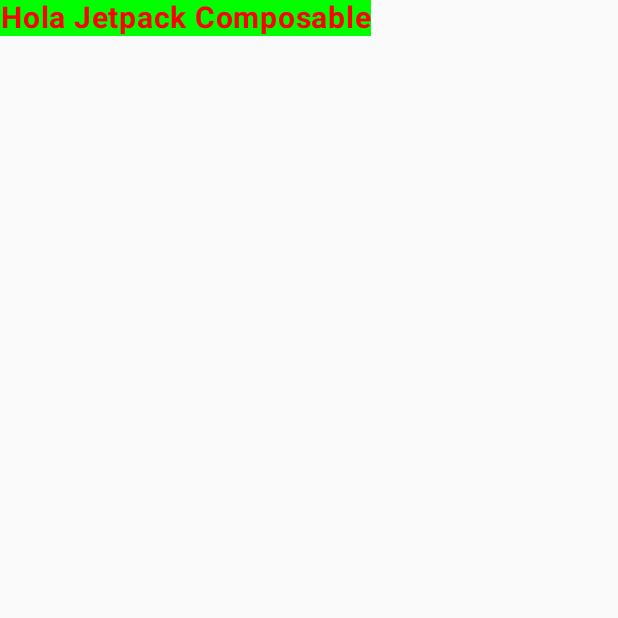
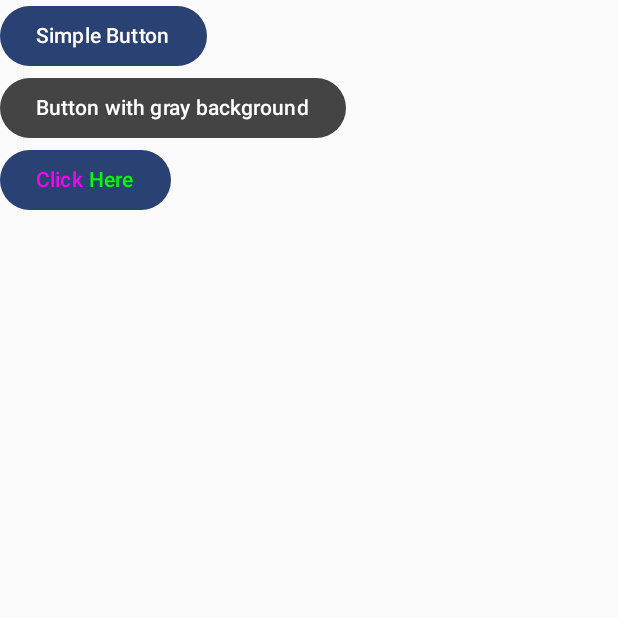
Before and after one commit to KarimeHdz/Practica1, an Android app built with Jetpack Compose: the screen it shows after launch (MainActivity), on a phone screen of 412 x 824 dp, the top half of it. Run offline under Robolectric (Android 15) with nearby library versions, the phone set to English and light mode, and no system bars.

Commit message:
Clase 12 de febrero 2025 Practica TextField

```diff
--- a/app/src/main/java/com/example/ejercicio1/MainActivity.kt
+++ b/app/src/main/java/com/example/ejercicio1/MainActivity.kt
@@ -4,9 +4,12 @@ import android.os.Bundle
 import androidx.activity.ComponentActivity
 import androidx.activity.compose.setContent
 import androidx.activity.enableEdgeToEdge
+import androidx.compose.foundation.Image
 import androidx.compose.foundation.background
+import androidx.compose.foundation.layout.Column
 import androidx.compose.foundation.layout.fillMaxSize
 import androidx.compose.foundation.layout.padding
+import androidx.compose.foundation.layout.size
 import androidx.compose.material3.Scaffold
 import androidx.compose.material3.Text
 import androidx.compose.runtime.Composable
@@ -17,6 +20,10 @@ import androidx.compose.ui.tooling.preview.Preview
 import androidx.compose.ui.unit.sp
 import com.example.ejercicio1.ui.theme.Ejercicio1Theme
 import androidx.compose.ui.graphics.Color
+import androidx.compose.material3.Button
+import androidx.compose.material3.ButtonDefaults
+import androidx.compose.ui.res.painterResource
+import androidx.compose.ui.unit.dp
 
 class MainActivity : ComponentActivity() {
     override fun onCreate(savedInstanceState: Bundle?) {
@@ -24,7 +31,7 @@ class MainActivity : ComponentActivity() {
         enableEdgeToEdge()
         setContent {
             Ejercicio1Theme {
-                Content()
+                setContent()
             }
         }
     }
@@ -32,15 +39,58 @@ class MainActivity : ComponentActivity() {
 
 @Preview(showBackground = true)
 @Composable
-fun Content() {
-    Text(
-        text = "Hola Jetpack Composable",
-        color = Color.Red,
-        fontWeight = FontWeight.Bold,
-        fontSize = 20.sp,
-        textAlign = TextAlign.Center,
-        modifier = Modifier
-            .padding()
-            .background(Color.Green)
-    )
+fun GreetingPreview(){
+
 }
+
+@Composable
+fun setContent(){
+    Column {
+        SimpleButton()
+        ButtonWithColor()
+        ButtonWithTwoTextView()
+    }
+}
+
+@Composable
+fun SimpleButton() {
+    Button(onClick = {
+        //your onclick code here
+    }) {
+        Text(text = "Simple Button")
+    }
+}
+
+@Composable
+fun ButtonWithColor(){
+    Button(onClick = {
+        //your onclick code
+    },
+        colors = ButtonDefaults.buttonColors(Color.DarkGray))
+
+    {
+        Text(text = "Button with gray background",color = Color.White)
+    }
+}
+
+@Composable
+fun ButtonWithTwoTextView() {
+    Button(onClick = {
+        //your onclick code here
+    }) {
+        Text(text = "Click ", color = Color.Magenta)
+        Text(text = "Here", color = Color.Green)
+    }
+}
+
+@Composable
+fun ButtonWithIcon() {
+    Button(onClick = {}) {
+        Image(
+            painterResource(id = R.drawable.cart),
+            contentDescription ="Cart button icon",
+            modifier = Modifier.size(20.dp))
+
+        Text(text = "Add to cart",Modifier.padding(start = 10.dp))
+    }
+}
```
Also changed, not shown: app/src/main/res/drawable/cart.png (added).
